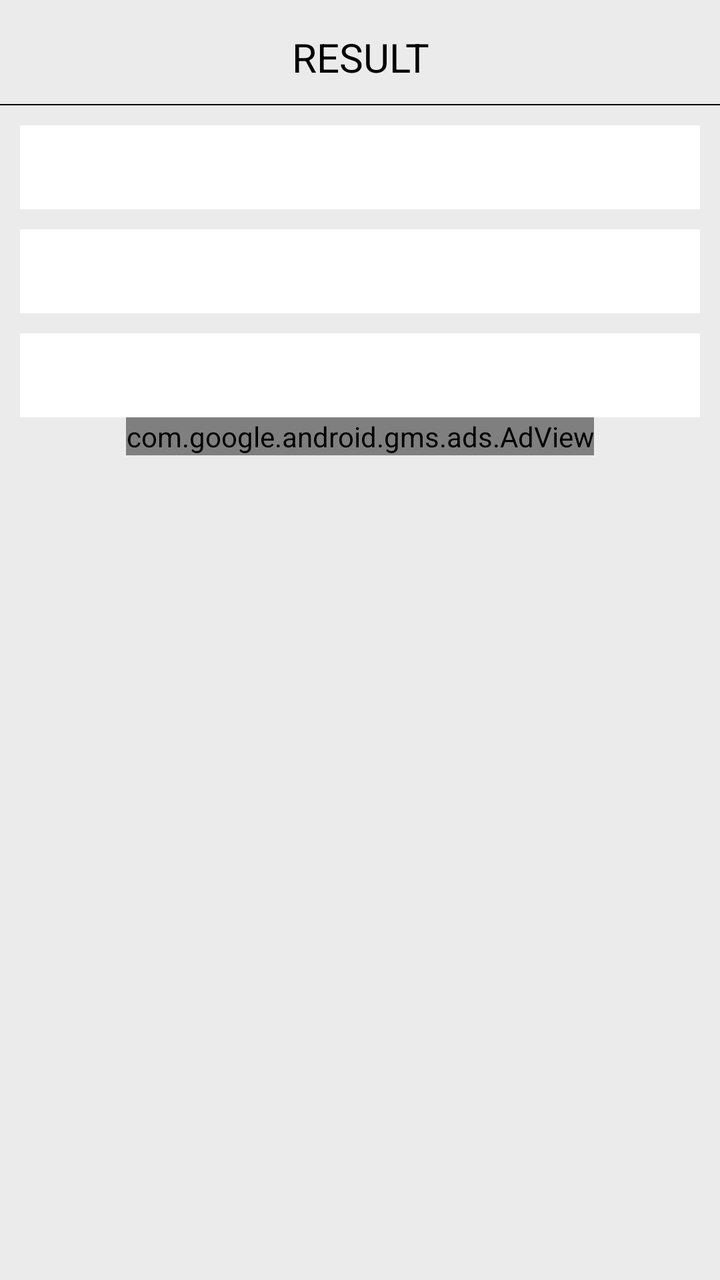
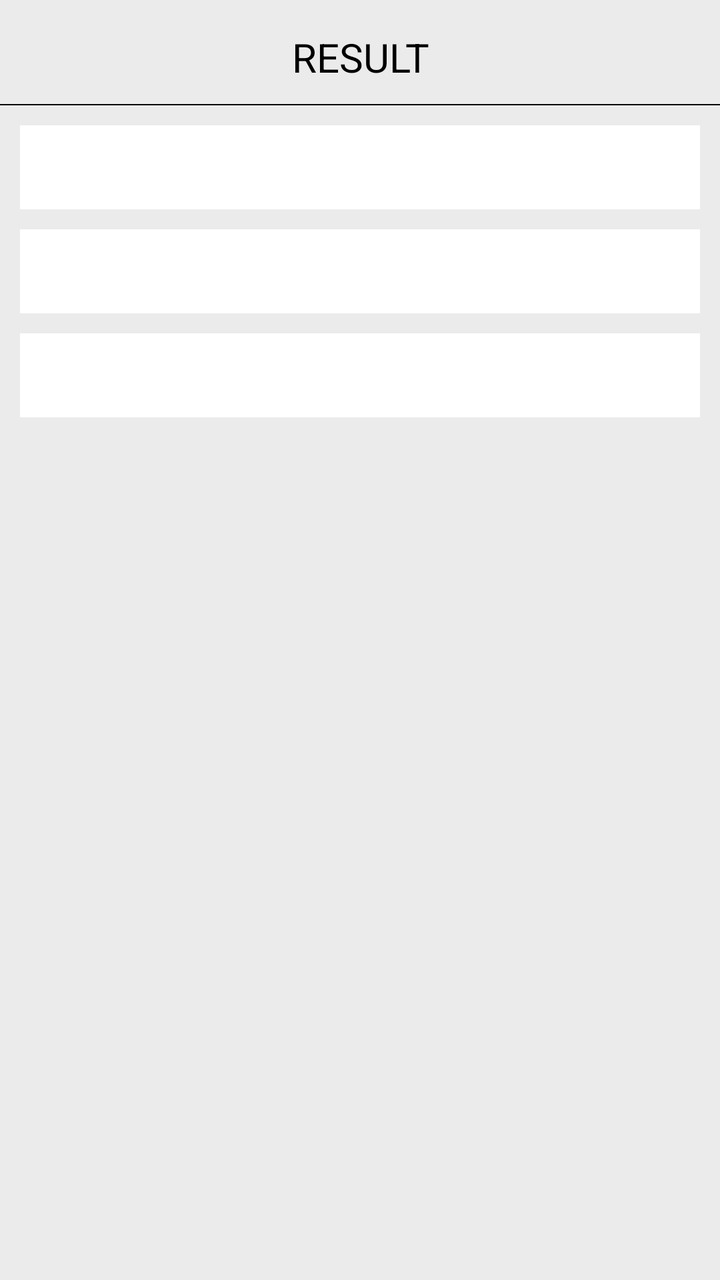

Screens rendered from an Android XML layout before and after an edit, with the pre-edit source and the edit as a unified diff.
<!-- AndroidManifest.xml: application theme AppTheme -->
<!-- res/layout/popup_smokingcost.xml -->
<?xml version="1.0" encoding="utf-8"?>
<LinearLayout xmlns:android="http://schemas.android.com/apk/res/android"
    xmlns:aapt="http://schemas.android.com/aapt"
    xmlns:app="http://schemas.android.com/apk/res-auto"
    android:layout_width="match_parent"
    android:layout_height="match_parent"
    android:background="#EBEBEB"
    android:orientation="vertical">

    <TextView
        android:id="@+id/tv_result"
        android:layout_width="match_parent"
        android:layout_height="wrap_content"
        android:layout_marginLeft="10dp"
        android:layout_marginTop="10dp"
        android:layout_marginRight="10dp"
        android:gravity="center"
        android:paddingTop="5dp"
        android:paddingBottom="10dp"
        android:text="@string/RESULT"
        android:textColor="@color/btnbackground1"
        android:textSize="20dp" />

    <View
        android:layout_width="match_parent"
        android:layout_height="0.5dp"
        android:background="@color/black" />

    <TextView
        android:id="@+id/tv_smokingcost_week"
        android:layout_width="match_parent"
        android:layout_height="wrap_content"
        android:layout_marginLeft="10dp"
        android:layout_marginTop="10dp"
        android:layout_marginRight="10dp"
        android:background="@color/white"
        android:gravity="center"
        android:paddingTop="5dp"
        android:paddingBottom="10dp"
        android:textColor="@color/smoking_cost"
        android:textSize="20dp"
        android:textStyle="bold" />

    <TextView
        android:id="@+id/tv_smokingcost_month"
        android:layout_width="match_parent"
        android:layout_height="wrap_content"
        android:layout_marginLeft="10dp"
        android:layout_marginTop="10dp"
        android:layout_marginRight="10dp"
        android:background="@color/white"
        android:gravity="center"
        android:paddingTop="5dp"
        android:paddingBottom="10dp"
        android:textColor="@color/smoking_cost"
        android:textSize="20dp"
        android:textStyle="bold" />

    <TextView
        android:id="@+id/tv_smokingcost_year"
        android:layout_width="match_parent"
        android:layout_height="wrap_content"
        android:layout_marginLeft="10dp"
        android:layout_marginTop="10dp"
        android:layout_marginRight="10dp"
        android:background="@color/white"
        android:gravity="center"
        android:paddingTop="5dp"
        android:paddingBottom="10dp"
        android:textColor="@color/smoking_cost"
        android:textSize="20dp"
        android:textStyle="bold" />

    <include
        android:id="@+id/ad_layout"
        layout="@layout/native_ad_popup"
        android:layout_width="match_parent"
        android:layout_height="wrap_content"
        android:layout_alignParentLeft="true"
        android:layout_alignParentBottom="true"
        android:layout_gravity="top|center_vertical|center_horizontal|center" />
</LinearLayout>
<!-- res/layout/native_ad_popup.xml (included above) -->
<?xml version="1.0" encoding="utf-8"?>
<LinearLayout xmlns:android="http://schemas.android.com/apk/res/android"
    xmlns:aapt="http://schemas.android.com/aapt"
    xmlns:app="http://schemas.android.com/apk/res-auto"
    android:layout_width="match_parent"
    android:layout_height="match_parent"
    android:orientation="vertical">

    <com.google.android.gms.ads.AdView
        android:id="@+id/adView"
        android:layout_width="wrap_content"
        android:layout_height="wrap_content"
        android:layout_above="@+id/ll_footer_menu"
        android:layout_gravity="center"
        app:adSize="280x50"
        app:adUnitId="@string/banner_ad_two" />
</LinearLayout>
<!-- resources referenced by this layout -->
<resources>
  <color name="black">#000000</color>
  <color name="btnbackground1">#000</color>
  <color name="smoking_cost">#e44035</color>
  <color name="white">#ffffff</color>
  <string name="RESULT">RESULT</string>
  <string name="banner_ad_two">ca-app-pub-2957577039807154/5214904011</string>
  <style name="AppTheme" parent="Theme.AppCompat.Light.DarkActionBar">
          
          <item name="colorPrimary">@color/colorPrimary</item>
          <item name="colorPrimaryDark">@color/colorPrimaryDark</item>
          <item name="colorAccent">@color/colorAccent</item>
      </style>
  <color name="colorPrimary">#434A71</color>
  <color name="colorPrimaryDark">#1F2339</color>
  <color name="colorAccent">#1F2339</color>
</resources>

<!-- the commit's change to res/layout/popup_smokingcost.xml (unified diff, before → after) -->
@@ -71,30 +71,12 @@
         android:textSize="20dp"
         android:textStyle="bold" />
 
-    <include
-        android:id="@+id/ad_layout"
-        layout="@layout/native_ad_popup"
+    <LinearLayout
+        android:id="@+id/normal_ad_include"
         android:layout_width="match_parent"
         android:layout_height="wrap_content"
-        android:layout_alignParentLeft="true"
-        android:layout_alignParentBottom="true"
-        android:layout_gravity="top|center_vertical|center_horizontal|center" />
+        android:orientation="vertical"
+        android:gravity="center"
+        android:layout_alignParentBottom="true"/>
+
 </LinearLayout>
-<!-- res/layout/native_ad_popup.xml (included above) -->
-<?xml version="1.0" encoding="utf-8"?>
-<LinearLayout xmlns:android="http://schemas.android.com/apk/res/android"
-    xmlns:aapt="http://schemas.android.com/aapt"
-    xmlns:app="http://schemas.android.com/apk/res-auto"
-    android:layout_width="match_parent"
-    android:layout_height="match_parent"
-    android:orientation="vertical">
-
-    <com.google.android.gms.ads.AdView
-        android:id="@+id/adView"
-        android:layout_width="wrap_content"
-        android:layout_height="wrap_content"
-        android:layout_above="@+id/ll_footer_menu"
-        android:layout_gravity="center"
-        app:adSize="280x50"
-        app:adUnitId="@string/banner_ad_two" />
-</LinearLayout>
<!-- resource entries referenced after the edit -->
@@ -5,7 +5,6 @@
   <color name="smoking_cost">#e44035</color>
   <color name="white">#ffffff</color>
   <string name="RESULT">RESULT</string>
-  <string name="banner_ad_two">ca-app-pub-2957577039807154/5214904011</string>
   <style name="AppTheme" parent="Theme.AppCompat.Light.DarkActionBar">
           
           <item name="colorPrimary">@color/colorPrimary</item>
